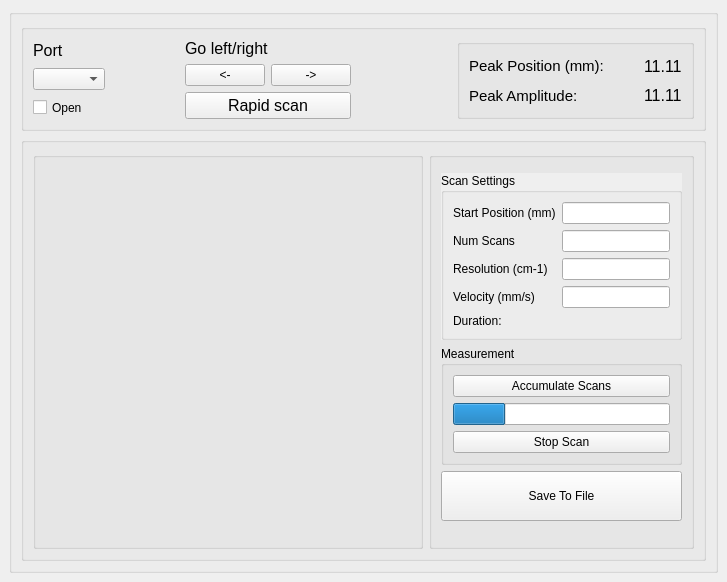
Above: control.ui from Gyron5/stepper before the change. Below: the same form after it.
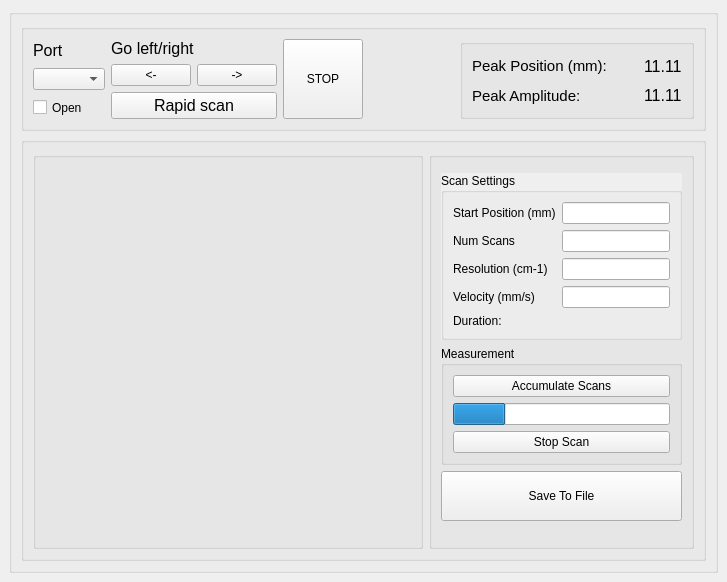
That is the form after the change. Custom widgets are drawn as their Qt base class.

```diff
--- a/control.ui
+++ b/control.ui
@@ -77,32 +77,6 @@
               </item>
              </layout>
             </item>
-            <item>
-             <spacer name="horizontalSpacer_7">
-              <property name="orientation">
-               <enum>Qt::Horizontal</enum>
-              </property>
-              <property name="sizeHint" stdset="0">
-               <size>
-                <width>40</width>
-                <height>20</height>
-               </size>
-              </property>
-             </spacer>
-            </item>
-            <item>
-             <spacer name="horizontalSpacer_8">
-              <property name="orientation">
-               <enum>Qt::Horizontal</enum>
-              </property>
-              <property name="sizeHint" stdset="0">
-               <size>
-                <width>40</width>
-                <height>20</height>
-               </size>
-              </property>
-             </spacer>
-            </item>
             <item>
              <layout class="QVBoxLayout" name="verticalLayout_2">
               <item>
@@ -145,6 +119,9 @@
                 <property name="text">
                  <string>Rapid scan</string>
                 </property>
+                <property name="checkable">
+                 <bool>true</bool>
+                </property>
                 <property name="flat">
                  <bool>false</bool>
                 </property>
@@ -154,6 +131,22 @@
             </item>
            </layout>
           </item>
+          <item>
+           <widget class="QPushButton" name="STOP_b">
+            <property name="sizePolicy">
+             <sizepolicy hsizetype="Minimum" vsizetype="Minimum">
+              <horstretch>0</horstretch>
+              <verstretch>0</verstretch>
+             </sizepolicy>
+            </property>
+            <property name="text">
+             <string>STOP</string>
+            </property>
+            <property name="checkable">
+             <bool>true</bool>
+            </property>
+           </widget>
+          </item>
           <item>
            <spacer name="horizontalSpacer_4">
             <property name="orientation">
```
